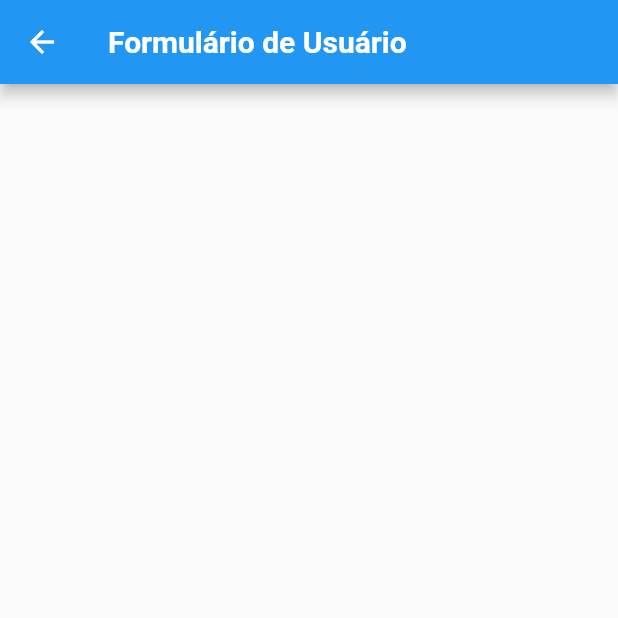
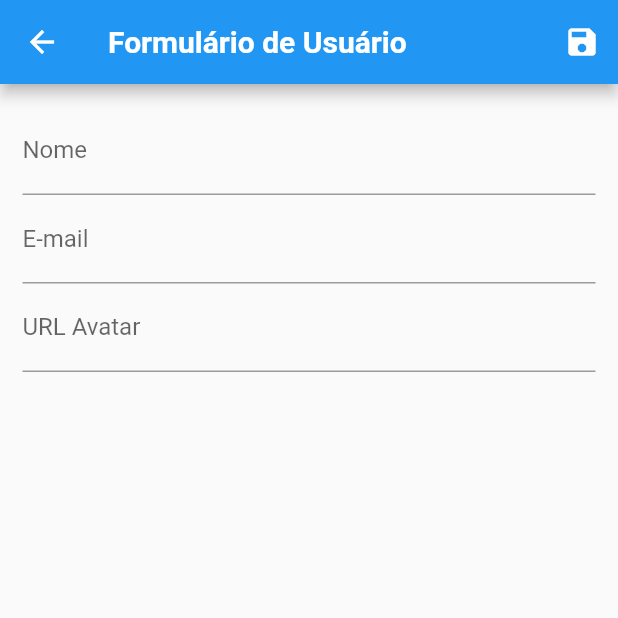
Before and after one commit to deyvissoneduardo/Cadastro_Usuario, a Flutter app: the UserFomr screen opened by its route, on a phone screen of 412 x 824 dp, the top half of it. Run offline on Flutter 3.47's test engine with Material 2 defaults, Android fonts, the phone set to English and light mode, and no system bars; network calls fail.

Commit message:
insert user

```diff
--- a/cadastro_usuario/lib/view/user_form.dart
+++ b/cadastro_usuario/lib/view/user_form.dart
@@ -1,14 +1,92 @@
+import 'package:cadastrousuario/model/user.dart';
+import 'package:cadastrousuario/provider/users.dart';
 import 'package:flutter/material.dart';
+import 'package:provider/provider.dart';
 
 class UserFomr extends StatelessWidget {
+  final _form = GlobalKey<FormState>();
+  final Map<String, String> _formData = {};
+
   @override
   Widget build(BuildContext context) {
     return Scaffold(
       appBar: AppBar(
-        title: Text("Formulário de Usuário",
-          style: TextStyle(
-              fontWeight: FontWeight.bold
-          ),),
+        title: Text(
+          "Formulário de Usuário",
+          style: TextStyle(fontWeight: FontWeight.bold),
+        ),
+        actions: <Widget>[
+          IconButton(
+            icon: Icon(Icons.save),
+            onPressed: () {
+              final isValid = _form.currentState.validate();
+
+              if (isValid) {
+                _form.currentState.save();
+
+                Provider.of<Users>(context, listen: false).put(
+                  User(
+                    id: _formData['id'],
+                    name: _formData['name'],
+                    email: _formData['email'],
+                    avatarUrl: _formData['avatarUrl'],
+                  ),
+                );
+
+                Navigator.of(context).pop();
+              } else {
+                Text("Ocorreu error de transação");
+              }
+            },
+          )
+        ],
+      ),
+      body: Padding(
+        padding: EdgeInsets.all(15),
+        child: Form(
+            key: _form,
+            child: Column(
+              children: <Widget>[
+                TextFormField(
+                  decoration: InputDecoration(labelText: "Nome"),
+                  validator: (value) {
+                    if (value == null || value.trim().isEmpty) {
+                      return 'Nome Invalido';
+                      // ignore: missing_return
+                    }
+
+                    /*
+                     * caso tudo validado
+                     * retorna nulo
+                     */
+                    return null;
+                  },
+                  onSaved: (value) => _formData['name'] = value,
+                ),
+                TextFormField(
+                  decoration: InputDecoration(
+                      labelText: "E-mail",),
+                  validator: (value) {
+                    if (value == null ||
+                        value.trim().isEmpty) {
+                      return 'E-mail Invalido';
+                      // ignore: missing_return
+                    }
+
+                    /*
+                     * caso tudo validado
+                     * retorna nulo
+                     */
+                    return null;
+                  },
+                  onSaved: (value) => _formData['email'] = value,
+                ),
+                TextFormField(
+                  decoration: InputDecoration(labelText: "URL Avatar"),
+                  onSaved: (value) => _formData['avatarUrl'] = value,
+                )
+              ],
+            )),
       ),
     );
   }
```
